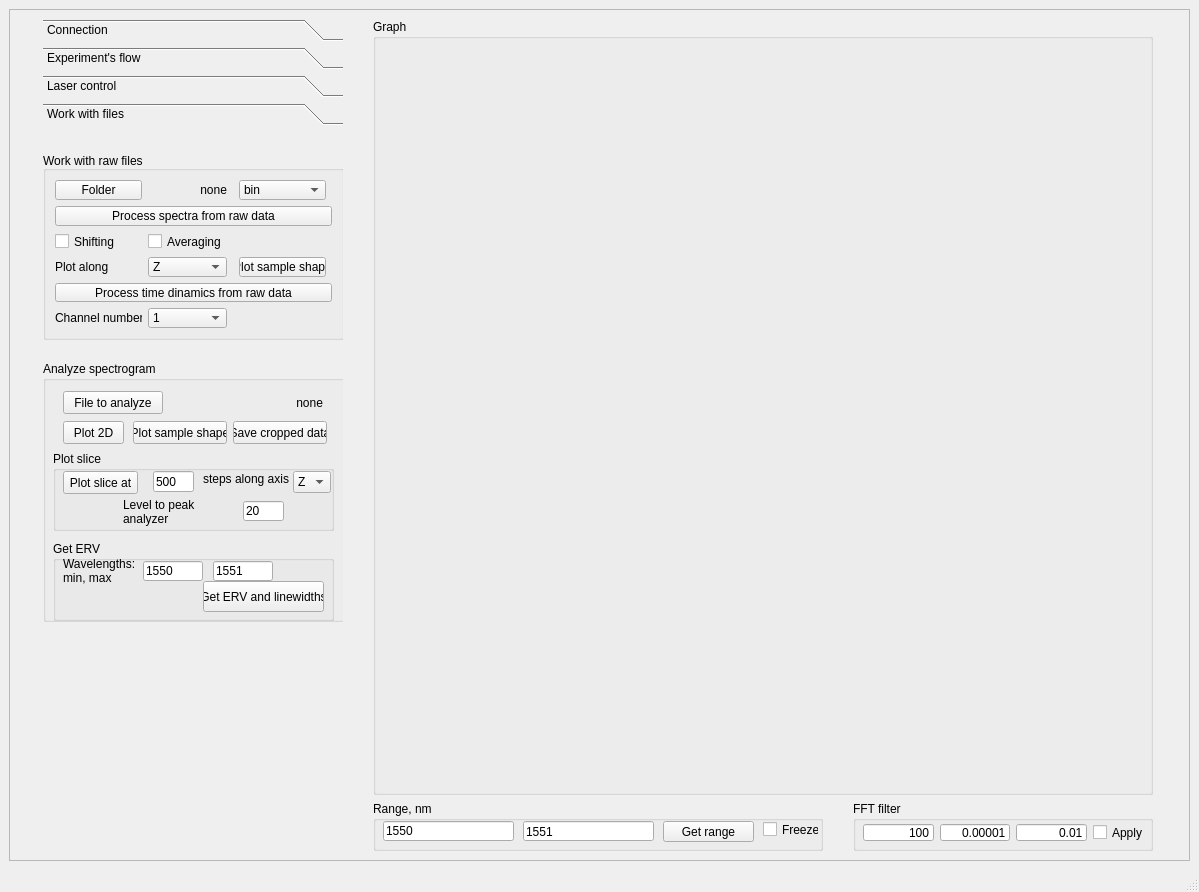
Qt form Windows/UIs/MainWindow.ui (al509/ScanLoop) before a commit.
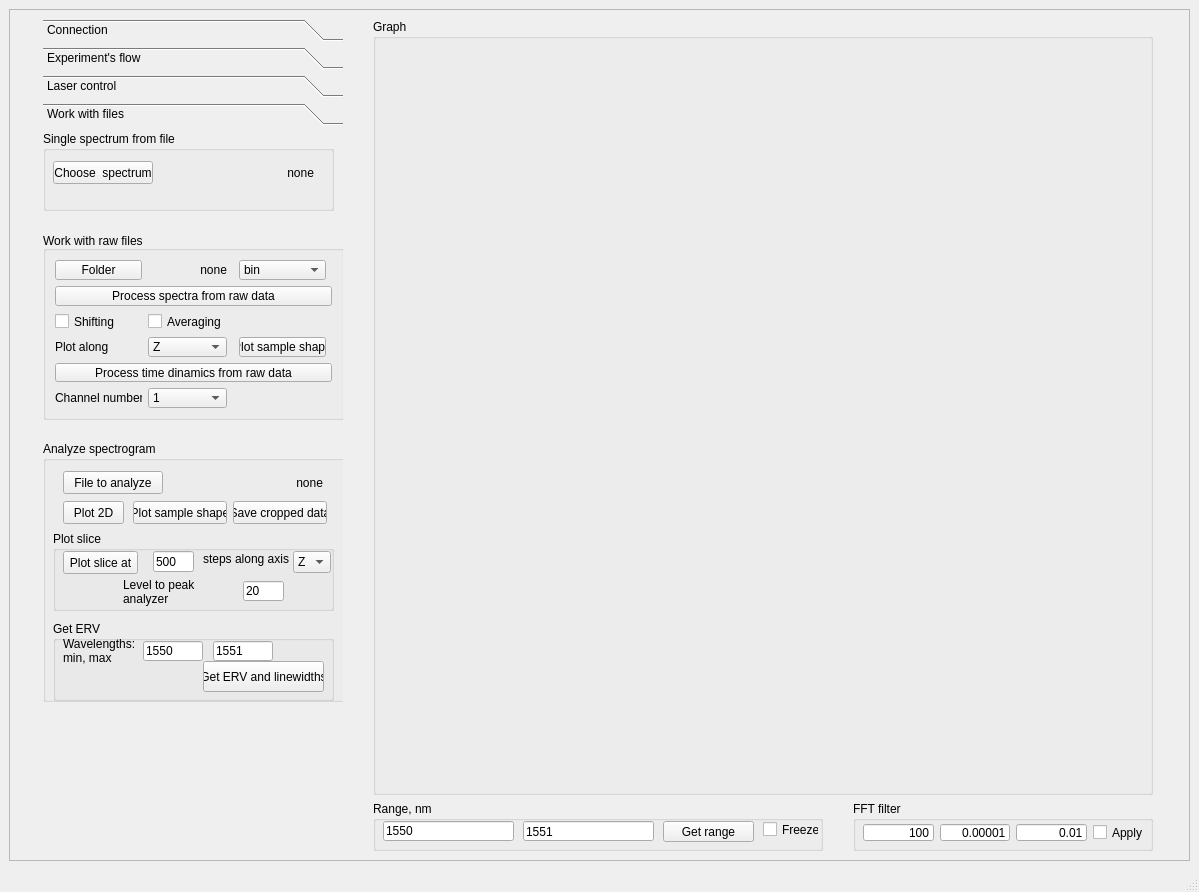
The same form after that commit. The open tabs and pages were chosen to show the change.

Commit message: add _plot_single_spectrum feature

```diff
--- a/Windows/UIs/MainWindow.ui
+++ b/Windows/UIs/MainWindow.ui
@@ -1836,8 +1836,8 @@
             <rect>
              <x>0</x>
              <y>0</y>
-             <width>100</width>
-             <height>30</height>
+             <width>300</width>
+             <height>705</height>
             </rect>
            </property>
            <attribute name="label">
@@ -1847,7 +1847,7 @@
             <property name="geometry">
              <rect>
               <x>0</x>
-              <y>20</y>
+              <y>100</y>
               <width>301</width>
               <height>189</height>
              </rect>
@@ -2028,7 +2028,7 @@
             <property name="geometry">
              <rect>
               <x>0</x>
-              <y>230</y>
+              <y>310</y>
               <width>311</width>
               <height>261</height>
              </rect>
@@ -2294,6 +2294,48 @@
              </property>
             </widget>
            </widget>
+           <widget class="QGroupBox" name="groupBox_8">
+            <property name="geometry">
+             <rect>
+              <x>0</x>
+              <y>0</y>
+              <width>291</width>
+              <height>80</height>
+             </rect>
+            </property>
+            <property name="title">
+             <string>Single spectrum from file</string>
+            </property>
+            <widget class="QPushButton" name="pushButton_analyzer_plot_single_spectrum_from_file">
+             <property name="geometry">
+              <rect>
+               <x>10</x>
+               <y>30</y>
+               <width>100</width>
+               <height>23</height>
+              </rect>
+             </property>
+             <property name="text">
+              <string>Choose  spectrum</string>
+             </property>
+            </widget>
+            <widget class="QLabel" name="label_analyzer_single_spectrum_file">
+             <property name="geometry">
+              <rect>
+               <x>150</x>
+               <y>30</y>
+               <width>121</width>
+               <height>23</height>
+              </rect>
+             </property>
+             <property name="text">
+              <string>none</string>
+             </property>
+             <property name="alignment">
+              <set>Qt::AlignRight|Qt::AlignTrailing|Qt::AlignVCenter</set>
+             </property>
+            </widget>
+           </widget>
           </widget>
          </widget>
         </item>
```
Left out of the diff: 6 changed lines with no effect on the pictures. The commit also changes 8 other files.
